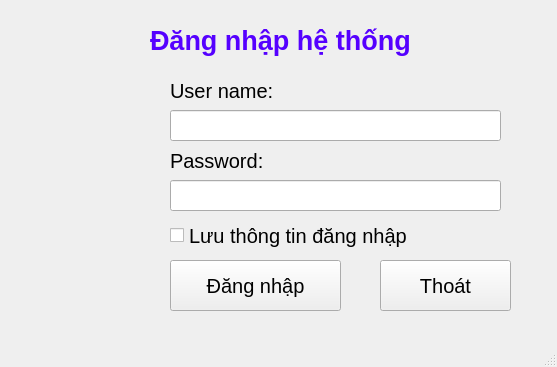
Above: salesmanagement/ui/LoginMainWindow.ui from Rubinnz/ML-in-Business before the change. Below: the same form after it.
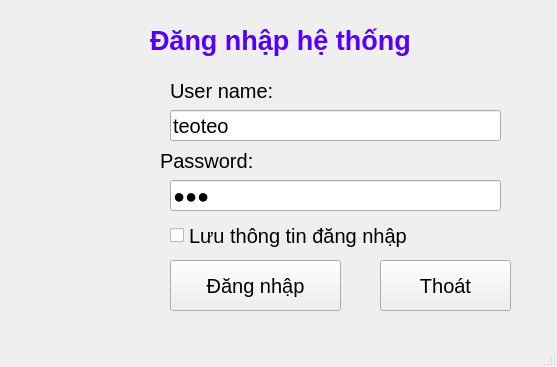
That is the form after the change. Icons and pictures are not drawn.

The edit to the form file:
```diff
--- a/salesmanagement/ui/LoginMainWindow.ui
+++ b/salesmanagement/ui/LoginMainWindow.ui
@@ -46,7 +46,7 @@
      <rect>
       <x>170</x>
       <y>70</y>
-      <width>131</width>
+      <width>111</width>
       <height>41</height>
      </rect>
     </property>
@@ -73,6 +73,9 @@
       <pointsize>15</pointsize>
      </font>
     </property>
+    <property name="text">
+     <string>teoteo</string>
+    </property>
    </widget>
    <widget class="QLineEdit" name="lineEditPassword">
     <property name="geometry">
@@ -88,6 +91,9 @@
       <pointsize>15</pointsize>
      </font>
     </property>
+    <property name="text">
+     <string>123</string>
+    </property>
     <property name="echoMode">
      <enum>QLineEdit::Password</enum>
     </property>
@@ -95,7 +101,7 @@
    <widget class="QLabel" name="label_3">
     <property name="geometry">
      <rect>
-      <x>170</x>
+      <x>160</x>
       <y>140</y>
       <width>111</width>
       <height>41</height>
```
Left out of the diff: 2 changed lines with no effect on the pictures.
